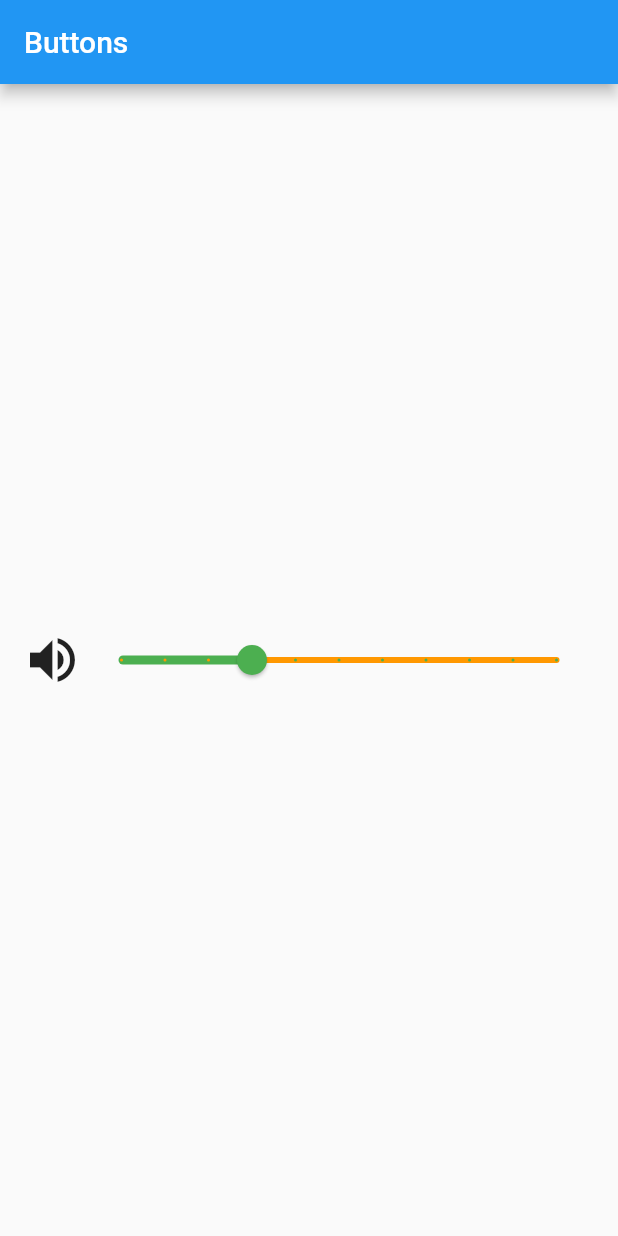
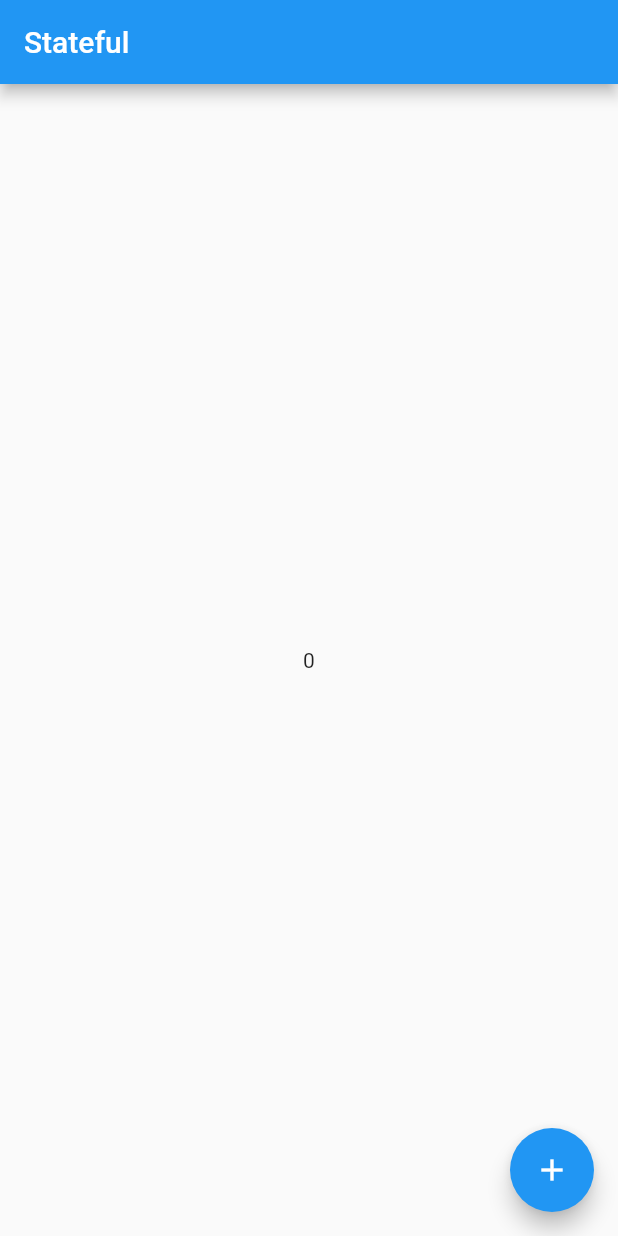
Before and after one commit to daviddprtma/hello-world-flutter, a Flutter app: the screen it shows after launch, on a phone screen of 412 x 824 dp. Run offline on Flutter 3.47's test engine with Material 2 defaults, Android fonts, the phone set to English and light mode, and no system bars.

Commit message:
Working with widgets + layouts

```diff
--- a/lib/main.dart
+++ b/lib/main.dart
@@ -78,7 +78,15 @@ class _MyHomePageState extends State<MyHomePage>
   //     print('Switch Button is OFF');
   //   }
 
-  int _value = 6;
+  // int _value = 6;
+
+  @override
+  late int count = 0;
+  countnum() {
+    setState(() {
+      count = count + 1;
+    });
+  }
     // @override
     // Widget build(BuildContext context) {
     // For Bottom Navigation Bar
@@ -194,32 +202,140 @@ class _MyHomePageState extends State<MyHomePage>
       // );
 
       //  For Slider
+      // return Scaffold(
+      //     appBar: AppBar(
+      //       title: const Text('Buttons'),
+      //     ),
+      //     body: Padding(
+      //       padding: EdgeInsets.all(15.0),
+      //       child: Center(
+      //           child: Row( mainAxisAlignment: MainAxisAlignment.spaceEvenly,
+      //               mainAxisSize: MainAxisSize.max,
+      //               children: [ const Icon( Icons.volume_up, size: 40, ),
+      //                 Expanded( child: Slider
+      //                   ( value: _value.toDouble(),
+      //                     min: 1.0,
+      //                     max: 20.0,
+      //                     divisions: 10,
+      //                     activeColor: Colors.green,
+      //                     inactiveColor: Colors.orange,
+      //                     label: 'Set volume value',
+      //                     onChanged: (double newValue)
+      //                     { setState(() { _value = newValue.round(); }
+      //                     );},
+      //                     semanticFormatterCallback: (double newValue) { return '${newValue.round()} dollars'; } ) ),
+      //               ]
+      //           )
+      //       ),
+      //     )
+      // );
+
+      //  For Center
+      //   return Scaffold( appBar: AppBar(
+      //     title: const Text('Buttons'), ), body: const Center( child: Text("I am Centered"),
+      //   )
+      //   );
+
+      //for container
+      // return Scaffold(
+      //     appBar: AppBar( title: const Text('Buttons'),
+      //     ),
+      //     body: Center
+      //       ( child: Container( decoration: BoxDecoration( border: Border.all(color: Colors.black, width: 2)
+      //     ),
+      //       child: Text("Hello! I am in the container widget"),
+      //     )
+      //     )
+      // );
+
+      //  for padding
+      //   return Scaffold(
+      //       appBar: AppBar( title: const Text('Buttons'), ),
+      //   body: Column( children: <Widget>[ Padding( padding: const EdgeInsets.all(20.0),
+      //   child: Container( height: 200.0, width: double.infinity,
+      //   //expand to the width of screen
+      //   color: Colors.blue, //<-- directly
+      //   child: const Center( child: Text( 'Hello World', style: TextStyle(color: Colors.red, fontSize: 30),
+      //   ),
+      //   ),
+      //   ),
+      //   ),
+      //   Container( height: 200.0, width: double.infinity,//expand to the width of screen
+      //     color: Colors.blue, //<-- directly
+      //   child: const Center( child: Text( 'Container 2', style: TextStyle(color: Colors.white, fontSize: 30),
+      //   ),
+      //   ),
+      //   ),
+      //   ],
+      //   )
+      //   );
+
+      //  for alignment
+      //   return Scaffold(
+      //     appBar: AppBar( title: const Text('Buttons'), ),
+      //     body: Container( height: 200, width: double.infinity, color: Colors.indigo,
+      //       child: Align( alignment: Alignment.bottomRight, child: Container( color: Colors.teal, height: 100, width: 100,
+      //       ),
+      //       ),
+      //     ),
+      //   );
+
+      //  for baseline
+      //   return Scaffold(
+      //     appBar: AppBar( title: const Text('Buttons'), ),
+      //     body: Center( child: Container( height: 200, width: 200, color: Colors.amber,
+      //       child: Baseline( baseline: 20.0, baselineType: TextBaseline.alphabetic,
+      //         child: Container( height: 50, width: 50, color: Colors.teal,
+      //         ),
+      //       ),
+      //     ),
+      //     ),
+      //   );
+
+      //  for constrained box
+      //   return Scaffold(
+      //     appBar: AppBar( title: const Text('Buttons'), ),
+      //     body: ConstrainedBox( constraints: BoxConstraints(maxHeight: 50.0) ,
+      //       child: Container( color: Colors.teal,
+      //       ),
+      //     ),
+      //   );
+
+      //  for constrained box row
+      //   return Scaffold(
+      //       appBar: AppBar( title: const Text('Buttons'), ),
+      //       body: Row( mainAxisAlignment: MainAxisAlignment.spaceEvenly,
+      //         children: [ Container( margin: EdgeInsets.all(12.0), padding: EdgeInsets.all(8.0),
+      //           decoration:BoxDecoration( borderRadius:BorderRadius.circular(8), color:Colors.green ), child:Text("First row"), ),
+      //           Container( margin: EdgeInsets.all(12.0), padding: EdgeInsets.all(8.0), decoration:BoxDecoration( borderRadius:BorderRadius.circular(8), color:Colors.green ), child:Text("Second row"), ),
+      //           Container( margin: EdgeInsets.all(12.0), padding: EdgeInsets.all(8.0), decoration:BoxDecoration( borderRadius:BorderRadius.circular(8), color:Colors.green ), child:Text("Third row"),
+      //           ),
+      //         ],
+      //       )
+      //   );
+
+      //  for container box column
+      //   return Scaffold( appBar: AppBar( title: const Text("Flutter Demo"), ), body: Column( mainAxisAlignment: MainAxisAlignment.spaceEvenly, children: [ Container( margin: EdgeInsets.all(12.0), padding: EdgeInsets.all(8.0), decoration:BoxDecoration( borderRadius:BorderRadius.circular(8), color:Colors.green ), child:Text("First Column"), ), Container( margin: EdgeInsets.all(12.0), padding: EdgeInsets.all(8.0), decoration:BoxDecoration( borderRadius:BorderRadius.circular(8), color:Colors.green ), child:Text("Second Column"), ), Container( margin: EdgeInsets.all(12.0), padding: EdgeInsets.all(8.0), decoration:BoxDecoration( borderRadius:BorderRadius.circular(8), color:Colors.green ), child:Text("Third Column"), ), ], ) );
+
+      //  for lists box
+      // return Scaffold(
+      //   appBar: AppBar( title: const Text("Flutter Demo"), ),
+      //   body: ListView( children: const <Widget>[
+      //     ListTile( leading: Icon(Icons.map), title: Text('Map'), ),
+      //     ListTile( leading: Icon(Icons.photo_album), title: Text('Album'), ),
+      //     ListTile( leading: Icon(Icons.phone), title: Text('Phone'), ),
+      //     ListTile( leading: Icon(Icons.contacts), title: Text('Contact'), ),
+      //     ListTile( leading: Icon(Icons.settings), title: Text('Setting'),
+      //     ),
+      //   ],
+      //   ),
+      // );
+
       return Scaffold(
-        appBar: AppBar(
-          title: const Text('Buttons'),
+        appBar: AppBar( title: const Text("Stateful"), ),
+        body: Center( child:Text(count.toString()) ),
+        floatingActionButton: FloatingActionButton( onPressed: countnum, child: Icon(Icons.add),
         ),
-        body: Padding(
-          padding: EdgeInsets.all(15.0),
-          child: Center(
-              child: Row( mainAxisAlignment: MainAxisAlignment.spaceEvenly,
-                  mainAxisSize: MainAxisSize.max,
-                  children: [ const Icon( Icons.volume_up, size: 40, ),
-                    Expanded( child: Slider
-                      ( value: _value.toDouble(),
-                        min: 1.0,
-                        max: 20.0,
-                        divisions: 10,
-                        activeColor: Colors.green,
-                        inactiveColor: Colors.orange,
-                        label: 'Set volume value',
-                        onChanged: (double newValue)
-                        { setState(() { _value = newValue.round(); }
-                        );},
-                        semanticFormatterCallback: (double newValue) { return '${newValue.round()} dollars'; } ) ),
-                  ]
-              )
-          ),
-        )
       );
     }
   }
```
Lines whose indentation alone changed are shown as unchanged.
